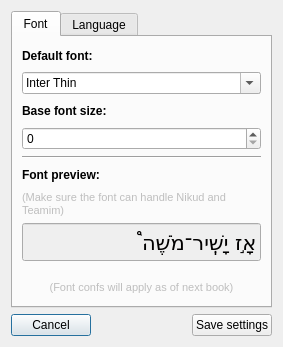
Above: android-exp/settings.ui from MosheWagner/Orayta-QT before the change. Below: the same form after it.
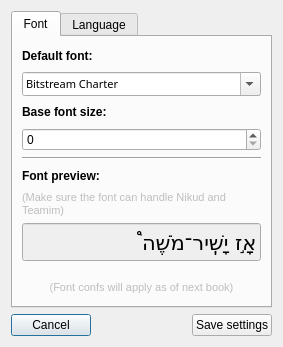
That is the form after the change. Icons and pictures are not drawn.

The edit to the form file:
```diff
--- a/android-exp/settings.ui
+++ b/android-exp/settings.ui
@@ -39,6 +39,15 @@
        </item>
        <item>
         <widget class="QFontComboBox" name="fontComboBox">
+         <property name="font">
+          <font>
+           <family>Sans Serif</family>
+           <pointsize>8</pointsize>
+           <weight>50</weight>
+           <italic>false</italic>
+           <bold>false</bold>
+          </font>
+         </property>
          <property name="layoutDirection">
           <enum>Qt::LeftToRight</enum>
          </property>
@@ -46,7 +55,7 @@
           <string>font: 8pt &quot;Sans Serif&quot;;</string>
          </property>
          <property name="currentIndex">
-          <number>36</number>
+          <number>0</number>
          </property>
          <property name="sizeAdjustPolicy">
           <enum>QComboBox::AdjustToContentsOnFirstShow</enum>
@@ -56,7 +65,7 @@
          </property>
          <property name="currentFont">
           <font>
-           <family>Nachlieli CLM</family>
+           <family>Arial</family>
           </font>
          </property>
         </widget>
```
Left out of the diff: 2 changed lines with no effect on the pictures.
